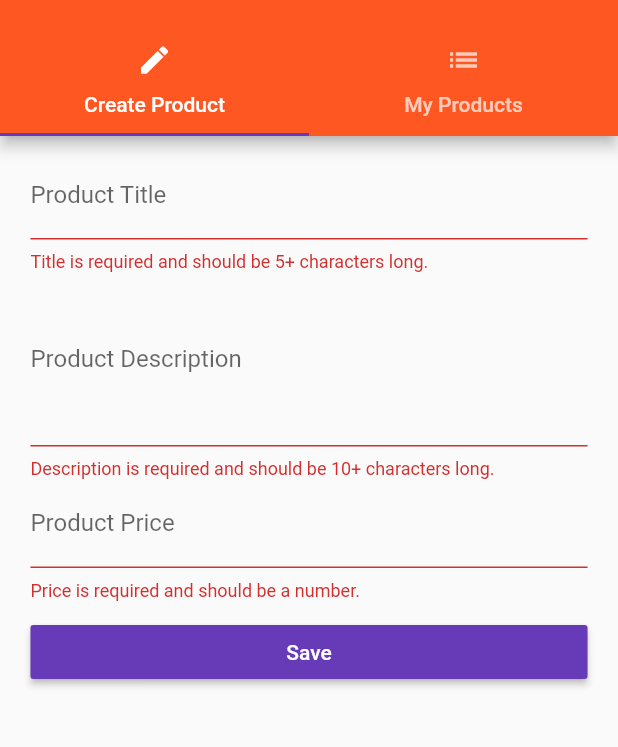
After one commit to fiixed/flutter-easylist, a Flutter app: the ProductsAdminPage screen opened by its route, after a tap on "Save", on a phone screen of 412 x 824 dp, the part 59-806 px from its top. The commit adds this screen. Run offline on Flutter 3.47's test engine with Material 2 defaults, Android fonts, the phone set to English and light mode, and no system bars.

Commit message:
added product_edit

```diff
--- a/lib/main.dart
+++ b/lib/main.dart
@@ -36,7 +36,7 @@ class _MyAppState extends State<MyApp> {
         '/': (BuildContext context) => AuthPage(),
         '/products': (BuildContext context) => ProductsPage(_products),
         '/admin': (BuildContext context) =>
-            ProductsAdminPage(_addProduct, _deleteProduct),
+            ProductsAdminPage(_addProduct, _updateProduct, _deleteProduct, _products),
       },
       onGenerateRoute: (RouteSettings settings) {
         final List<String> pathElements = settings.name.split('/');
@@ -68,6 +68,12 @@ class _MyAppState extends State<MyApp> {
     });
   }
 
+  void _updateProduct(int index, Map<String, dynamic> product ) {
+    setState(() {
+      _products[index] = product;
+    });
+  }
+
   void _deleteProduct(int index) {
     setState(() {
       _products.removeAt(index);
--- /dev/null
+++ b/lib/pages/product_edit.dart
@@ -0,0 +1,160 @@
+import 'package:flutter/material.dart';
+
+import '../widgets/helpers/ensure-visible.dart';
+
+class ProductEditPage extends StatefulWidget {
+  final Function addProduct;
+  final Function updateProduct;
+  final Map<String, dynamic> product;
+  final int productIndex;
+
+  ProductEditPage(
+      {this.addProduct, this.updateProduct, this.product, this.productIndex});
+
+  @override
+  State<StatefulWidget> createState() {
+    return _ProductEditPageState();
+  }
+}
+
+class _ProductEditPageState extends State<ProductEditPage> {
+  final Map<String, dynamic> _formData = {
+    'title': null,
+    'description': null,
+    'price': null,
+    'image': 'assets/food.jpg'
+  };
+  final GlobalKey<FormState> _formKey = GlobalKey<FormState>();
+  final _titleFocusNode = FocusNode();
+  final _descriptionFocusNode = FocusNode();
+  final _priceFocusNode = FocusNode();
+
+  Widget _buildTitleTextField() {
+    return EnsureVisibleWhenFocused(
+      focusNode: _titleFocusNode,
+      child: TextFormField(
+        focusNode: _titleFocusNode,
+        decoration: InputDecoration(labelText: 'Product Title'),
+        initialValue: widget.product == null ? '' : widget.product['title'],
+        validator: (String value) {
+          // if (value.trim().length <= 0) {
+          if (value.isEmpty || value.length < 5) {
+            return 'Title is required and should be 5+ characters long.';
+          }
+        },
+        onSaved: (String value) {
+          _formData['title'] = value;
+        },
+      ),
+    );
+  }
+
+  Widget _buildDescriptionTextField() {
+    return EnsureVisibleWhenFocused(
+      focusNode: _descriptionFocusNode,
+      child: TextFormField(
+        focusNode: _descriptionFocusNode,
+        maxLines: 4,
+        decoration: InputDecoration(labelText: 'Product Description'),
+        initialValue:
+            widget.product == null ? '' : widget.product['description'],
+        validator: (String value) {
+          // if (value.trim().length <= 0) {
+          if (value.isEmpty || value.length < 10) {
+            return 'Description is required and should be 10+ characters long.';
+          }
+        },
+        onSaved: (String value) {
+          _formData['description'] = value;
+        },
+      ),
+    );
+  }
+
+  Widget _buildPriceTextField() {
+    return EnsureVisibleWhenFocused(
+      focusNode: _priceFocusNode,
+      child: TextFormField(
+        focusNode: _priceFocusNode,
+        keyboardType: TextInputType.number,
+        decoration: InputDecoration(labelText: 'Product Price'),
+        initialValue:
+            widget.product == null ? '' : widget.product['price'].toString(),
+        validator: (String value) {
+          // if (value.trim().length <= 0) {
+          if (value.isEmpty ||
+              !RegExp(r'^(?:[1-9]\d*|0)?(?:\.\d+)?$').hasMatch(value)) {
+            return 'Price is required and should be a number.';
+          }
+        },
+        onSaved: (String value) {
+          _formData['price'] = double.parse(value);
+        },
+      ),
+    );
+  }
+
+  void _submitForm() {
+    if (!_formKey.currentState.validate()) {
+      return;
+    }
+    _formKey.currentState.save();
+    if (widget.product == null) {
+      widget.addProduct(_formData);
+    } else {
+      widget.updateProduct(widget.productIndex, _formData);
+    }
+
+    Navigator.pushReplacementNamed(context, '/products');
+  }
+
+  @override
+  Widget build(BuildContext context) {
+    final double deviceWidth = MediaQuery.of(context).size.width;
+    final double targetWidth = deviceWidth > 550.0 ? 500.0 : deviceWidth * 0.95;
+    final double targetPadding = deviceWidth - targetWidth;
+    final Widget pageContent = GestureDetector(
+      onTap: () {
+        FocusScope.of(context).requestFocus(FocusNode());
+      },
+      child: Container(
+        margin: EdgeInsets.all(10.0),
+        child: Form(
+          key: _formKey,
+          child: ListView(
+            padding: EdgeInsets.symmetric(horizontal: targetPadding / 2),
+            children: <Widget>[
+              _buildTitleTextField(),
+              _buildDescriptionTextField(),
+              _buildPriceTextField(),
+              SizedBox(
+                height: 10.0,
+              ),
+              RaisedButton(
+                child: Text('Save'),
+                textColor: Colors.white,
+                onPressed: _submitForm,
+              )
+              // GestureDetector(
+              //   onTap: _submitForm,
+              //   child: Container(
+              //     color: Colors.green,
+              //     padding: EdgeInsets.all(5.0),
+              //     child: Text('My Button'),
+              //   ),
+              // )
+            ],
+          ),
+        ),
+      ),
+    );
+    return widget.product == null
+        ? pageContent
+        : Scaffold(
+            appBar: AppBar(
+              title: Text('Edit Product'),
+            ),
+            body: pageContent,
+          );
+  }
+}
--- a/lib/pages/product_list.dart
+++ b/lib/pages/product_list.dart
@@ -1,10 +1,41 @@
 import 'package:flutter/material.dart';
 
+import './product_edit.dart';
+
 class ProductListPage extends StatelessWidget {
+  final Function updateProduct;
+  final List<Map<String, dynamic>> products;
+
+  ProductListPage(this.products, this.updateProduct);
+
   @override
   Widget build(BuildContext context) {
-    return Center(
-      child: Text('All Products'),
+    return ListView.builder(
+      itemBuilder: (BuildContext context, int index) {
+        return ListTile(
+          leading: CircleAvatar(
+            backgroundImage: AssetImage(products[index]['image']),
+          ),
+          title: Text(products[index]['title']),
+          trailing: IconButton(
+            icon: Icon(Icons.edit),
+            onPressed: () {
+              Navigator.of(context).push(
+                MaterialPageRoute(
+                  builder: (BuildContext context) {
+                    return ProductEditPage(
+                      product: products[index],
+                      updateProduct: updateProduct,
+                      productIndex: index,
+                    );
+                  },
+                ),
+              );
+            },
+          ),
+        );
+      },
+      itemCount: products.length,
     );
   }
 }
--- a/lib/pages/products_admin.dart
+++ b/lib/pages/products_admin.dart
@@ -1,12 +1,14 @@
 import 'package:flutter/material.dart';
-import './product_create.dart';
+import './product_edit.dart';
 import './product_list.dart';
 
 class ProductsAdminPage extends StatelessWidget {
   final Function addProduct;
+  final Function updateProduct;
   final Function deleteProduct;
+  final List<Map<String, dynamic>> products;
 
-  ProductsAdminPage(this.addProduct, this.deleteProduct);
+  ProductsAdminPage(this.addProduct, this.updateProduct, this.deleteProduct, this.products);
 
   Widget _buildSideDrawer(BuildContext context) {
     return Drawer(
@@ -45,8 +47,8 @@ class ProductsAdminPage extends StatelessWidget {
         ),
         body: TabBarView(
           children: <Widget>[
-            ProductCreatePage(addProduct),
-            ProductListPage(),
+            ProductEditPage(addProduct: addProduct),
+            ProductListPage(products, updateProduct),
           ],
         ),
       ),
--- /dev/null
+++ b/lib/widgets/helpers/ensure-visible.dart
@@ -0,0 +1,86 @@
+import 'dart:async';
+
+import 'package:flutter/rendering.dart';
+import 'package:flutter/widgets.dart';
+import 'package:meta/meta.dart';
+
+class EnsureVisibleWhenFocused extends StatefulWidget {
+  const EnsureVisibleWhenFocused({
+    Key key,
+    @required this.child,
+    @required this.focusNode,
+    this.curve: Curves.ease,
+    this.duration: const Duration(milliseconds: 100),
+  }) : super(key: key);
+
+  /// The node we will monitor to determine if the child is focused
+  final FocusNode focusNode;
+
+  /// The child widget that we are wrapping
+  final Widget child;
+
+  /// The curve we will use to scroll ourselves into view.
+  ///
+  /// Defaults to Curves.ease.
+  final Curve curve;
+
+  /// The duration we will use to scroll ourselves into view
+  ///
+  /// Defaults to 100 milliseconds.
+  final Duration duration;
+
+  EnsureVisibleWhenFocusedState createState() => new EnsureVisibleWhenFocusedState();
+}
+
+class EnsureVisibleWhenFocusedState extends State<EnsureVisibleWhenFocused> {
+  @override
+  void initState() {
+    super.initState();
+    widget.focusNode.addListener(_ensureVisible);
+  }
+
+  @override
+  void dispose() {
+    super.dispose();
+    widget.focusNode.removeListener(_ensureVisible);
+  }
+
+  Future<Null> _ensureVisible() async {
+    // Wait for the keyboard to come into view
+    // TODO: position doesn't seem to notify listeners when metrics change,
+    // perhaps a NotificationListener around the scrollable could avoid
+    // the need insert a delay here.
+    await Future.delayed(const Duration(milliseconds: 300));
+
+    if (!widget.focusNode.hasFocus)
+      return;
+
+    final RenderObject object = context.findRenderObject();
+    final RenderAbstractViewport viewport = RenderAbstractViewport.of(object);
+    assert(viewport != null);
+
+    ScrollableState scrollableState = Scrollable.of(context);
+    assert(scrollableState != null);
+
+    ScrollPosition position = scrollableState.position;
+    double alignment;
+    if (position.pixels > viewport.getOffsetToReveal(object, 0.0).offset) {
+      // Move down to the top of the viewport
+      alignment = 0.0;
+    } else if (position.pixels < viewport.getOffsetToReveal(object, 1.0).offset) {
+      // Move up to the bottom of the viewport
+      alignment = 1.0;
+    } else {
+      // No scrolling is necessary to reveal the child
+      return;
+    }
+    position.ensureVisible(
+      object,
+      alignment: alignment,
+      duration: widget.duration,
+      curve: widget.curve,
+    );
+  }
+
+  Widget build(BuildContext context) => widget.child;
+}
```
Also changed, not shown: lib/pages/auth.dart (+6 -6 lines), lib/pages/product_create.dart (deleted, +0 -111 lines).
